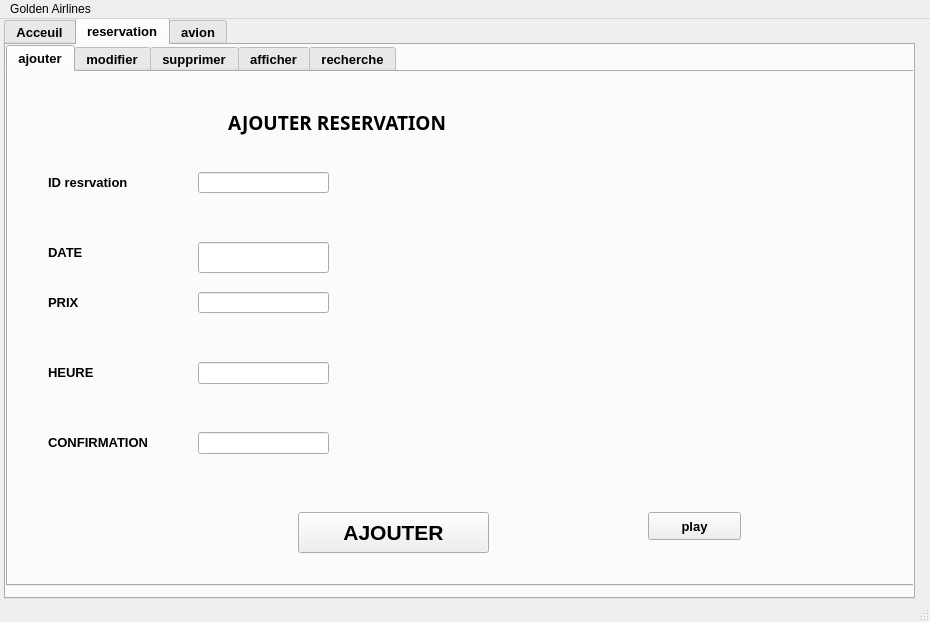
Fadi1978/projet2a2-goldenairlines, file mainwindow.ui: the form before one commit.
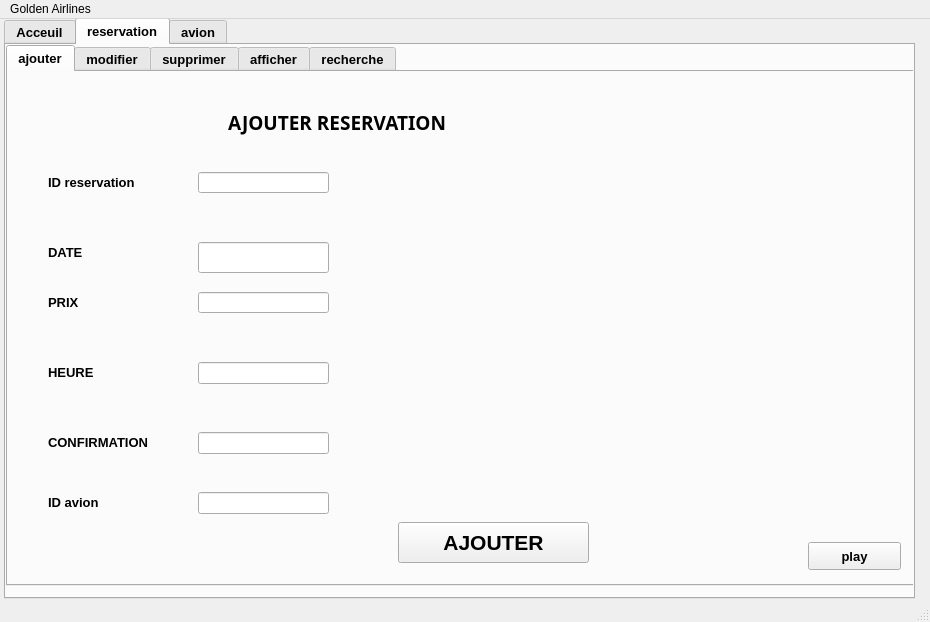
The form after the commit. The open tabs and pages were chosen to show the change.

Diff of the .ui file:
```diff
--- a/mainwindow.ui
+++ b/mainwindow.ui
@@ -108,7 +108,7 @@
          </font>
         </property>
         <property name="text">
-         <string>ID resrvation</string>
+         <string>ID reservation</string>
         </property>
        </widget>
        <widget class="QLineEdit" name="id">
@@ -214,8 +214,8 @@
        <widget class="QPushButton" name="ajouter">
         <property name="geometry">
          <rect>
-          <x>290</x>
-          <y>440</y>
+          <x>390</x>
+          <y>450</y>
           <width>191</width>
           <height>41</height>
          </rect>
@@ -296,8 +296,8 @@
        <widget class="QPushButton" name="pushButton_2">
         <property name="geometry">
          <rect>
-          <x>640</x>
-          <y>440</y>
+          <x>800</x>
+          <y>470</y>
           <width>93</width>
           <height>28</height>
          </rect>
@@ -319,6 +319,36 @@
          <string/>
         </property>
        </widget>
+       <widget class="QLabel" name="label_24">
+        <property name="geometry">
+         <rect>
+          <x>40</x>
+          <y>410</y>
+          <width>131</width>
+          <height>41</height>
+         </rect>
+        </property>
+        <property name="font">
+         <font>
+          <pointsize>10</pointsize>
+          <weight>75</weight>
+          <bold>true</bold>
+         </font>
+        </property>
+        <property name="text">
+         <string>ID avion</string>
+        </property>
+       </widget>
+       <widget class="QLineEdit" name="idavion">
+        <property name="geometry">
+         <rect>
+          <x>190</x>
+          <y>420</y>
+          <width>131</width>
+          <height>22</height>
+         </rect>
+        </property>
+       </widget>
        <zorder>arriere1</zorder>
        <zorder>label</zorder>
        <zorder>id</zorder>
```
Left out of the diff: 39 changed lines with no effect on the pictures.
